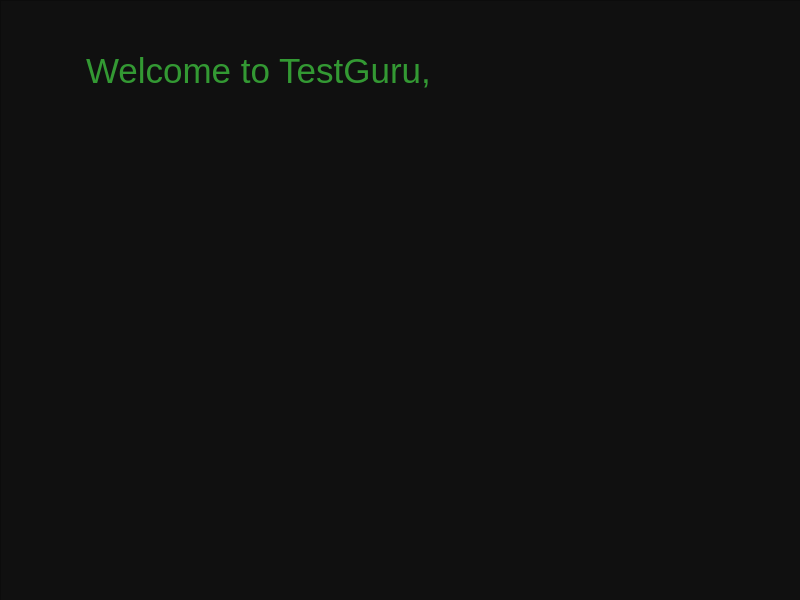
Old version of the form TestGuru.ui in the repository KebabJoy/TestGuru-COURSE_WORK-.
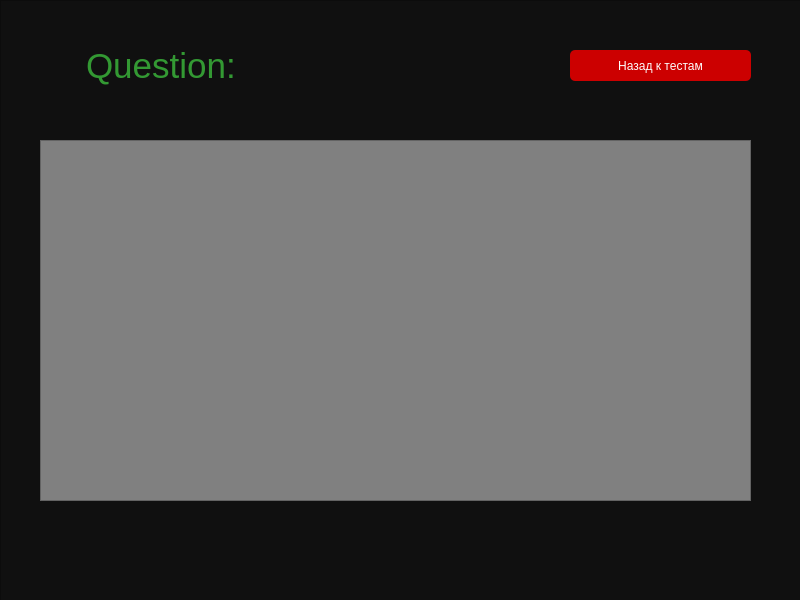
New version of the form. The open tabs and pages were chosen to show the change.

Patch:
```diff
--- a/TestGuru.ui
+++ b/TestGuru.ui
@@ -472,44 +472,92 @@
       <property name="frameShadow">
        <enum>QFrame::Raised</enum>
       </property>
-      <widget class="QLabel" name="ksajfksaljf_3">
+      <widget class="QFrame" name="frame_6">
        <property name="geometry">
         <rect>
          <x>40</x>
-         <y>40</y>
-         <width>461</width>
-         <height>61</height>
+         <y>140</y>
+         <width>711</width>
+         <height>361</height>
         </rect>
        </property>
        <property name="styleSheet">
-        <string notr="true">text-align: center;
-color: #393;
-margin: 0 auto;
-font-size: 35px;
-font-family: 'Droid Sans';</string>
+        <string notr="true">background: grey;</string>
        </property>
-       <property name="text">
-        <string>Welcome to TestGuru,</string>
+       <property name="frameShape">
+        <enum>QFrame::StyledPanel</enum>
        </property>
+       <property name="frameShadow">
+        <enum>QFrame::Raised</enum>
+       </property>
+       <widget class="QTableView" name="questions">
+        <property name="geometry">
+         <rect>
+          <x>0</x>
+          <y>0</y>
+          <width>711</width>
+          <height>361</height>
+         </rect>
+        </property>
+       </widget>
       </widget>
-      <widget class="QLabel" name="welcome_3">
+      <widget class="QWidget" name="layoutWidget">
        <property name="geometry">
         <rect>
-         <x>440</x>
+         <x>40</x>
          <y>40</y>
-         <width>281</width>
-         <height>61</height>
+         <width>355</width>
+         <height>51</height>
         </rect>
        </property>
-       <property name="styleSheet">
-        <string notr="true">text-align: center;
+       <layout class="QHBoxLayout" name="horizontalLayout">
+        <item>
+         <widget class="QLabel" name="question_title">
+          <property name="styleSheet">
+           <string notr="true">text-align: center;
 color: #393;
 margin: 0 auto;
 font-size: 35px;
 font-family: 'Droid Sans';</string>
+          </property>
+          <property name="text">
+           <string>Question:</string>
+          </property>
+         </widget>
+        </item>
+        <item>
+         <widget class="QLabel" name="question_number">
+          <property name="styleSheet">
+           <string notr="true">text-align: center;
+color: #393;
+margin: 0 auto;
+font-size: 35px;
+font-family: 'Droid Sans';</string>
+          </property>
+          <property name="text">
+           <string/>
+          </property>
+         </widget>
+        </item>
+       </layout>
+      </widget>
+      <widget class="QPushButton" name="back">
+       <property name="geometry">
+        <rect>
+         <x>570</x>
+         <y>50</y>
+         <width>181</width>
+         <height>31</height>
+        </rect>
        </property>
+       <property name="styleSheet">
+        <string notr="true">Padding: 1px;
+Border-radius: 5px;
+Background: #cc0000;
+Color: #fefefe;</string>
+       </property>
        <property name="text">
-        <string/>
+        <string>Назад к тестам</string>
        </property>
       </widget>
      </widget>
```
